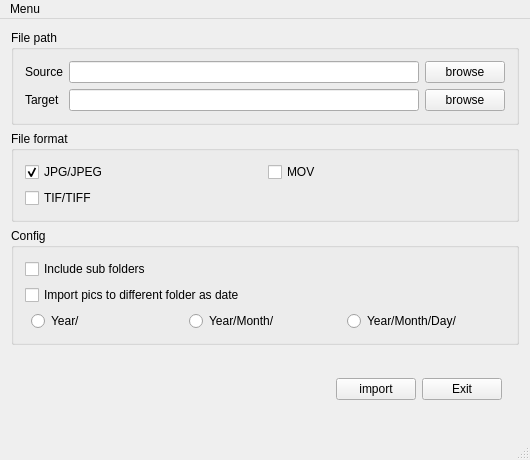
The window that mainwindow.ui (ChunKai-Wang/PicIn) describes before a commit, drawn with Qt 5.
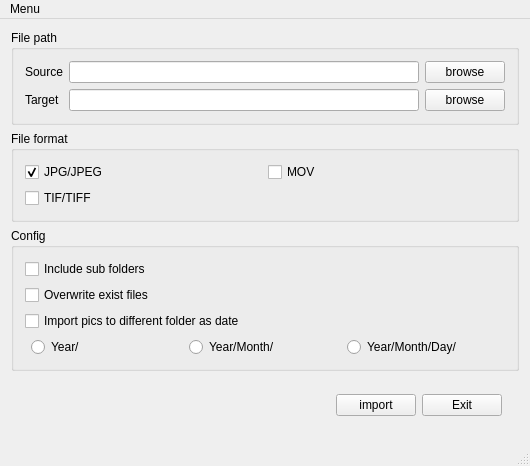
The same window after the commit.

Commit message:
Added checkbox to indicate overwrite exist files or not
    modified:   mainwindow.cpp
    modified:   mainwindow.ui
    modified:   picin_core.cpp
    modified:   picin_core.h

```diff
--- a/mainwindow.ui
+++ b/mainwindow.ui
@@ -103,7 +103,7 @@
        <string>Config</string>
       </property>
       <layout class="QGridLayout" name="gridLayout_3">
-       <item row="1" column="0">
+       <item row="2" column="0">
         <widget class="QCheckBox" name="checkBox_dirAsDate">
          <property name="toolTip">
           <string>&lt;html&gt;&lt;head/&gt;&lt;body&gt;&lt;p&gt;Store pictures to different sub directory as when were them taken.&lt;/p&gt;&lt;p&gt;Example, a picture were taken on 2016/01/17,&lt;br/&gt;this option may store the picture to&lt;/p&gt;&lt;p&gt;&lt;span style=&quot; font-weight:600;&quot;&gt;&amp;lt;target path&amp;gt;/2016/&lt;br/&gt;&lt;/span&gt;or&lt;br/&gt;&lt;span style=&quot; font-weight:600;&quot;&gt;&amp;lt;target path&amp;gt;/2016/01/&lt;br/&gt;&lt;/span&gt;or&lt;br/&gt;&lt;span style=&quot; font-weight:600;&quot;&gt;&amp;lt;target path&amp;gt;/2016/01/17/&lt;/span&gt;&lt;/p&gt;&lt;p&gt;as directory struct choiced.&lt;/p&gt;&lt;p&gt;Currently,&lt;br/&gt;PicIn read &lt;span style=&quot; font-weight:600;&quot;&gt;jpg's exif&lt;/span&gt; to know when are pictures taken,&lt;br/&gt;but use &lt;span style=&quot; font-weight:600;&quot;&gt;&amp;quot;last modified date&amp;quot; for other media format&lt;/span&gt;.&lt;/p&gt;&lt;/body&gt;&lt;/html&gt;</string>
@@ -120,7 +120,7 @@
          </property>
         </widget>
        </item>
-       <item row="2" column="0">
+       <item row="3" column="0">
         <layout class="QHBoxLayout" name="HLayout_dirAsDate">
          <property name="leftMargin">
           <number>6</number>
@@ -151,6 +151,13 @@
          </item>
         </layout>
        </item>
+       <item row="1" column="0">
+        <widget class="QCheckBox" name="checkBox_overwt">
+         <property name="text">
+          <string>Overwrite exist files</string>
+         </property>
+        </widget>
+       </item>
       </layout>
      </widget>
     </item>
```
Left out of the diff: 2 changed lines with no effect on the pictures. The commit also changes 3 other files.
